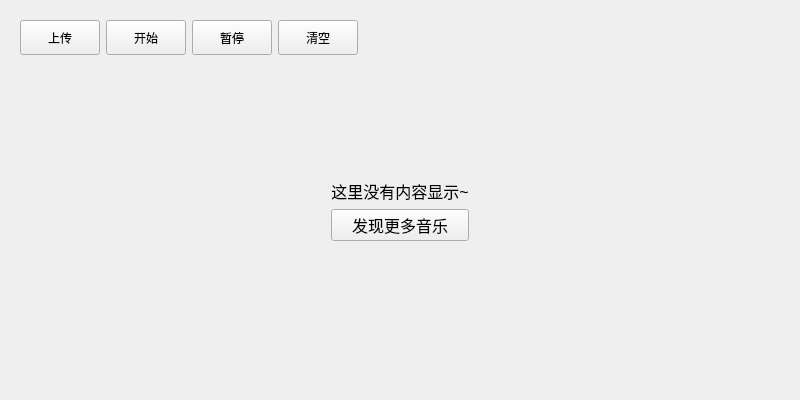
First picture: the form in KuGouStart/MusicCloudDisk/UploadingSong/UploadingSong.ui, repository a-mo-xi-wei/Qt-KuGouAppClient, before the edit.
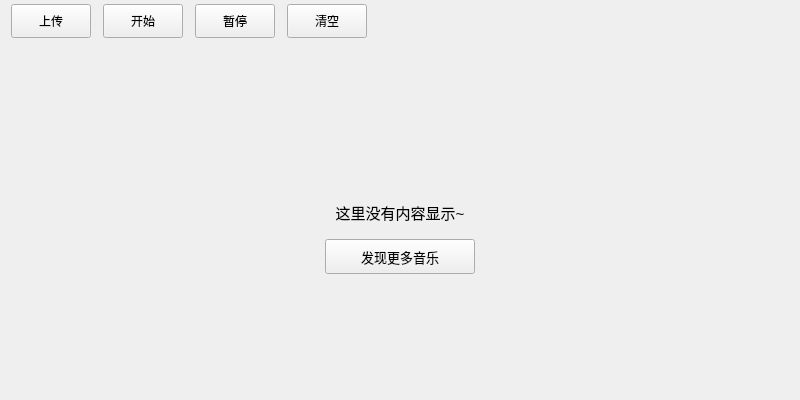
Second picture: the form after the edit.

Commit message: 已上传界面完成

```diff
--- a/KuGouStart/MusicCloudDisk/UploadingSong/UploadingSong.ui
+++ b/KuGouStart/MusicCloudDisk/UploadingSong/UploadingSong.ui
@@ -13,27 +13,42 @@
   <property name="windowTitle">
    <string>UploadingSong</string>
   </property>
-  <layout class="QVBoxLayout" name="verticalLayout">
+  <layout class="QVBoxLayout" name="verticalLayout_2">
+   <property name="topMargin">
+    <number>0</number>
+   </property>
    <item>
     <widget class="QWidget" name="widget" native="true">
      <layout class="QHBoxLayout" name="horizontalLayout">
+      <property name="spacing">
+       <number>12</number>
+      </property>
+      <property name="leftMargin">
+       <number>0</number>
+      </property>
+      <property name="topMargin">
+       <number>4</number>
+      </property>
       <item>
        <widget class="QToolButton" name="toolButton">
         <property name="minimumSize">
          <size>
           <width>80</width>
-          <height>35</height>
+          <height>34</height>
          </size>
         </property>
         <property name="maximumSize">
          <size>
           <width>80</width>
-          <height>35</height>
+          <height>34</height>
          </size>
         </property>
         <property name="text">
          <string>上传</string>
         </property>
+        <property name="toolButtonStyle">
+         <enum>Qt::ToolButtonTextBesideIcon</enum>
+        </property>
        </widget>
       </item>
       <item>
@@ -41,18 +56,21 @@
         <property name="minimumSize">
          <size>
           <width>80</width>
-          <height>35</height>
+          <height>34</height>
          </size>
         </property>
         <property name="maximumSize">
          <size>
           <width>80</width>
-          <height>35</height>
+          <height>34</height>
          </size>
         </property>
         <property name="text">
          <string>开始</string>
         </property>
+        <property name="toolButtonStyle">
+         <enum>Qt::ToolButtonTextBesideIcon</enum>
+        </property>
        </widget>
       </item>
       <item>
@@ -60,18 +78,21 @@
         <property name="minimumSize">
          <size>
           <width>80</width>
-          <height>35</height>
+          <height>34</height>
          </size>
         </property>
         <property name="maximumSize">
          <size>
           <width>80</width>
-          <height>35</height>
+          <height>34</height>
          </size>
         </property>
         <property name="text">
          <string>暂停</string>
         </property>
+        <property name="toolButtonStyle">
+         <enum>Qt::ToolButtonTextBesideIcon</enum>
+        </property>
        </widget>
       </item>
       <item>
@@ -79,18 +100,21 @@
         <property name="minimumSize">
          <size>
           <width>80</width>
-          <height>35</height>
+          <height>34</height>
          </size>
         </property>
         <property name="maximumSize">
          <size>
           <width>80</width>
-          <height>35</height>
+          <height>34</height>
          </size>
         </property>
         <property name="text">
          <string>清空</string>
         </property>
+        <property name="toolButtonStyle">
+         <enum>Qt::ToolButtonTextBesideIcon</enum>
+        </property>
        </widget>
       </item>
       <item>
@@ -111,25 +135,25 @@
    </item>
    <item>
     <widget class="QWidget" name="widget_3" native="true">
-     <layout class="QVBoxLayout" name="verticalLayout_8">
+     <layout class="QVBoxLayout" name="verticalLayout" stretch="1,1,1">
       <item>
        <spacer name="verticalSpacer_2">
         <property name="orientation">
          <enum>Qt::Vertical</enum>
         </property>
-        <property name="sizeType">
-         <enum>QSizePolicy::Fixed</enum>
-        </property>
         <property name="sizeHint" stdset="0">
          <size>
           <width>20</width>
-          <height>100</height>
+          <height>40</height>
          </size>
         </property>
        </spacer>
       </item>
       <item>
        <layout class="QGridLayout" name="gridLayout">
+        <property name="verticalSpacing">
+         <number>15</number>
+        </property>
         <item row="0" column="0">
          <spacer name="horizontalSpacer_8">
           <property name="orientation">
@@ -147,18 +171,18 @@
          <widget class="QLabel" name="label_16">
           <property name="font">
            <font>
-            <pointsize>12</pointsize>
+            <pointsize>11</pointsize>
            </font>
           </property>
           <property name="text">
            <string>这里没有内容显示~</string>
           </property>
           <property name="alignment">
-           <set>Qt::AlignCenter</set>
+           <set>Qt::AlignBottom|Qt::AlignHCenter</set>
           </property>
          </widget>
         </item>
-        <item row="0" column="2" rowspan="2">
+        <item row="0" column="2">
          <spacer name="horizontalSpacer_9">
           <property name="orientation">
            <enum>Qt::Horizontal</enum>
@@ -171,11 +195,36 @@
           </property>
          </spacer>
         </item>
-        <item row="1" column="1" rowspan="2">
-         <widget class="QPushButton" name="pushButton_7">
+        <item row="1" column="0">
+         <spacer name="horizontalSpacer_11">
+          <property name="orientation">
+           <enum>Qt::Horizontal</enum>
+          </property>
+          <property name="sizeHint" stdset="0">
+           <size>
+            <width>40</width>
+            <height>20</height>
+           </size>
+          </property>
+         </spacer>
+        </item>
+        <item row="1" column="1">
+         <widget class="QPushButton" name="search_pushButton">
+          <property name="minimumSize">
+           <size>
+            <width>150</width>
+            <height>35</height>
+           </size>
+          </property>
+          <property name="maximumSize">
+           <size>
+            <width>150</width>
+            <height>35</height>
+           </size>
+          </property>
           <property name="font">
            <font>
-            <pointsize>12</pointsize>
+            <pointsize>10</pointsize>
            </font>
           </property>
           <property name="cursor">
@@ -186,20 +235,7 @@
           </property>
          </widget>
         </item>
-        <item row="2" column="0">
-         <spacer name="horizontalSpacer_11">
-          <property name="orientation">
-           <enum>Qt::Horizontal</enum>
-          </property>
-          <property name="sizeHint" stdset="0">
-           <size>
-            <width>40</width>
-            <height>20</height>
-           </size>
-          </property>
-         </spacer>
-        </item>
-        <item row="2" column="2">
+        <item row="1" column="2">
          <spacer name="horizontalSpacer_10">
           <property name="orientation">
            <enum>Qt::Horizontal</enum>
```
Left out of the diff: 16 changed lines with no effect on the pictures. The commit also changes 3 other files.
